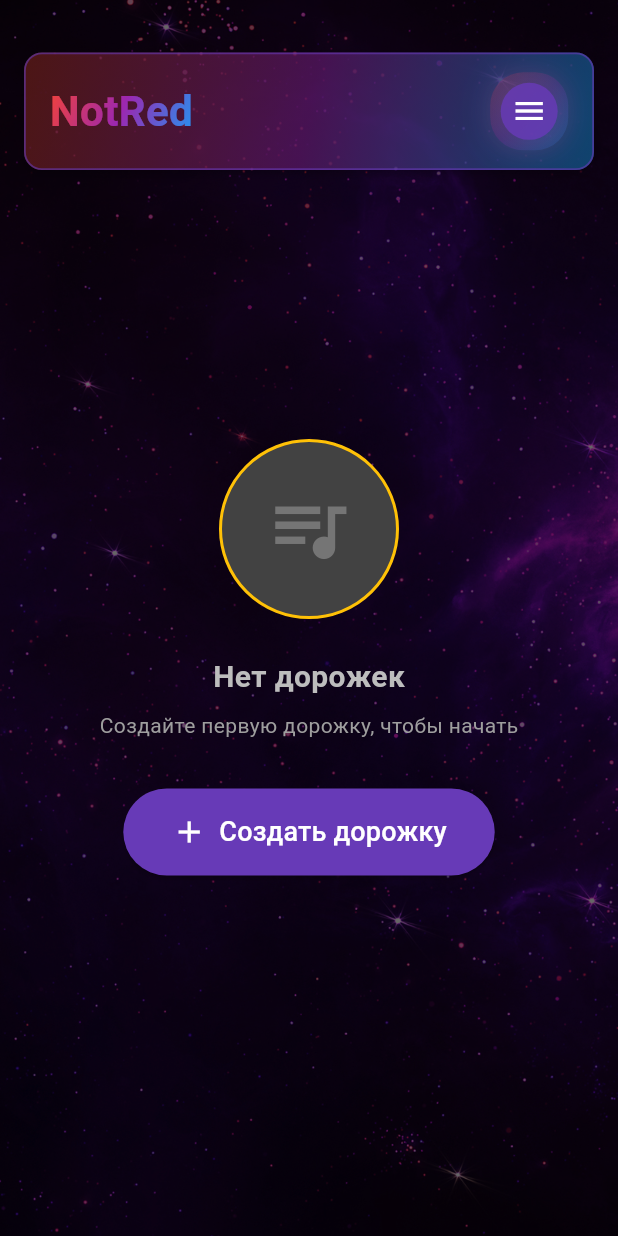
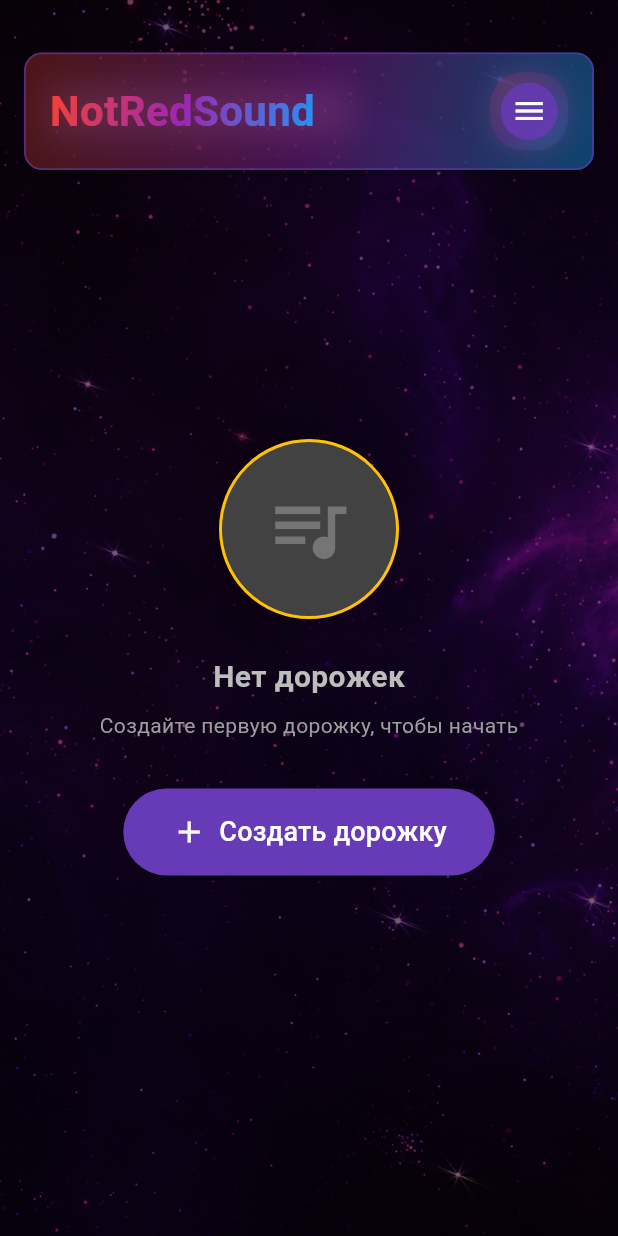
Before and after one commit to Pendulf/NotRedSound, a Flutter app: the screen it shows after launch, on a phone screen of 412 x 824 dp. Run offline on Flutter 3.47's test engine with Material 3 defaults, Android fonts, the phone set to English and light mode, and no system bars; our stand-ins replace permission_handler, share_plus; missing offline and left inert: audio_session, flutter_midi_engine, flutter_sound, midi_util.

Commit message:
decoration

```diff
--- a/lib/core/constants/app_constants.dart
+++ b/lib/core/constants/app_constants.dart
@@ -2,7 +2,10 @@ import 'package:flutter/material.dart';
 
 class AppConstants {
   static int beatsPerBar = 4;
-  static int ticksPerBeat = 4;
+  static int ticksPerBeat = 3;
+
+  static int get rythm3 => ticksPerBeat = 3;
+  static int get rythm4 => ticksPerBeat = 4;
 
   static int bpm = 60;
   static int totalBars = 20;
--- a/lib/core/services/audio_service.dart
+++ b/lib/core/services/audio_service.dart
@@ -76,7 +76,6 @@ class AudioService {
   'Стальная гитара': 25,
   'Джаз-гитара': 26,
   'Чистая гитара': 27,
-  'Приглушённая гитара': 28,
   'Овердрайв гитара': 29,
   'Дисторшн гитара': 30,
 
@@ -158,7 +157,6 @@ static const Map<String, List<String>> instrumentCategories = {
     'Стальная гитара',
     'Джаз-гитара',
     'Чистая гитара',
-    'Приглушённая гитара',
     'Овердрайв гитара',
     'Дисторшн гитара',
   ],
--- a/lib/presentation/home/home_screen.dart
+++ b/lib/presentation/home/home_screen.dart
@@ -30,6 +30,7 @@ class _HomeScreenState extends State<HomeScreen> {
   bool _titlePulseOn = false;
 
   final List<List<Track>> _history = [];
+  final List<List<Track>> _redoHistory = [];
 
   @override
   void initState() {
@@ -98,12 +99,15 @@ class _HomeScreenState extends State<HomeScreen> {
 
   void _pushHistory() {
   _history.add(_cloneTracks(_controller.tracks));
+  _redoHistory.clear();
+
   if (_history.length > 100) {
     _history.removeAt(0);
   }
 }
 
   bool get _canUndo => _history.isNotEmpty && !_controller.isPlaying;
+  bool get _canRedo => _redoHistory.isNotEmpty && !_controller.isPlaying;
 
   void _restoreTracksFromSnapshot(List<Track> snapshot) {
     final repoTracks = _repository.getTracks().cast<Track>();
@@ -117,10 +121,19 @@ class _HomeScreenState extends State<HomeScreen> {
 
   void _undoLastAction() {
   if (!_canUndo) return;
+
+  _redoHistory.add(_cloneTracks(_controller.tracks));
   final snapshot = _history.removeLast();
   _restoreTracksFromSnapshot(snapshot);
 }
 
+void _redoLastAction() {
+  if (!_canRedo) return;
+
+  _history.add(_cloneTracks(_controller.tracks));
+  final snapshot = _redoHistory.removeLast();
+  _restoreTracksFromSnapshot(snapshot);
+}
   void _startTitlePulse() {
     if (_titlePulseTimer != null) return;
 
@@ -700,24 +713,79 @@ class _HomeScreenState extends State<HomeScreen> {
       milliseconds: (60000 / AppConstants.bpm / 2).round(),
     );
 
-    return Stack(
+    return SizedBox(
+      width: 200,
+      height: 40,
+      child: Stack(
         alignment: Alignment.centerLeft,
         children: [
-        AnimatedScale(
-          scale: _controller.isPlaying ? (_titlePulseOn ? 1.12 : 1.0) : 1.0,
+          // Новое анимируемое свечение за надписью
+          IgnorePointer(
+            child: AnimatedScale(
+              scale: _controller.isPlaying ? (_titlePulseOn ? 1.22 : 1.0) : 1.0,
               duration: pulseDuration,
               curve: Curves.easeInOut,
               child: AnimatedOpacity(
-            opacity: _controller.isPlaying ? (_titlePulseOn ? 1.0 : 0.82) : 1.0,
+                opacity:
+                    _controller.isPlaying ? (_titlePulseOn ? 1.0 : 0.72) : 0.82,
                 duration: pulseDuration,
-            child: ShaderMask(
+                child: Container(
+                  width: 200,
+                  height: 30,
+                  decoration: BoxDecoration(
+                    boxShadow: [
+                      BoxShadow(
+                        color: Colors.red.withValues(
+                          alpha: _controller.isPlaying
+                              ? (_titlePulseOn ? 0.28 : 0.16)
+                              : 0.16,
+                        ),
+                        blurRadius: _controller.isPlaying
+                            ? (_titlePulseOn ? 24 : 16)
+                            : 16,
+                        spreadRadius:
+                            _controller.isPlaying ? (_titlePulseOn ? 3 : 1) : 1,
+                      ),
+                      BoxShadow(
+                        color: Colors.purple.withValues(
+                          alpha: _controller.isPlaying
+                              ? (_titlePulseOn ? 0.24 : 0.14)
+                              : 0.14,
+                        ),
+                        blurRadius: _controller.isPlaying
+                            ? (_titlePulseOn ? 30 : 20)
+                            : 20,
+                        spreadRadius:
+                            _controller.isPlaying ? (_titlePulseOn ? 4 : 1) : 1,
+                      ),
+                      BoxShadow(
+                        color: Colors.blue.withValues(
+                          alpha: _controller.isPlaying
+                              ? (_titlePulseOn ? 0.20 : 0.12)
+                              : 0.12,
+                        ),
+                        blurRadius: _controller.isPlaying
+                            ? (_titlePulseOn ? 36 : 24)
+                            : 24,
+                        spreadRadius:
+                            _controller.isPlaying ? (_titlePulseOn ? 5 : 2) : 2,
+                      ),
+                    ],
+                  ),
+                ),
+              ),
+            ),
+          ),
+
+          // Сама надпись больше не масштабируется
+          ShaderMask(
             shaderCallback: (bounds) => const LinearGradient(
               colors: [Colors.red, Colors.purple, Colors.blue],
               begin: Alignment.topLeft,
               end: Alignment.bottomRight,
             ).createShader(bounds),
             child: const Text(
-                'NotRed',
+              'NotRedSound',
               style: TextStyle(
                 fontSize: 28,
                 fontWeight: FontWeight.bold,
@@ -725,9 +793,8 @@ class _HomeScreenState extends State<HomeScreen> {
               ),
             ),
           ),
+        ],
       ),
-        ),
-      ],
     );
   }
 
@@ -837,7 +904,6 @@ class _HomeScreenState extends State<HomeScreen> {
                             begin: Alignment.topLeft,
                             end: Alignment.bottomRight,
                           ),
-
                           boxShadow: [
                             BoxShadow(
                               color: Colors.red.withValues(alpha: 0.10),
@@ -861,12 +927,10 @@ class _HomeScreenState extends State<HomeScreen> {
                           borderRadius: BorderRadius.circular(18),
                           child: InkWell(
                             borderRadius: BorderRadius.circular(18),
-
                             onTap: _showProjectPopup,
                             child: Container(
                               width: 52,
                               height: 52,
-
                               alignment: Alignment.center,
                               child: Stack(
                                 alignment: Alignment.center,
@@ -876,8 +940,8 @@ class _HomeScreenState extends State<HomeScreen> {
                                     height: 38,
                                     decoration: BoxDecoration(
                                       shape: BoxShape.circle,
-                color: Colors.deepPurple.withValues(alpha: 0.82),
-
+                                      color: Colors.deepPurple
+                                          .withValues(alpha: 0.82),
                                     ),
                                   ),
                                   const Icon(
@@ -1097,8 +1161,8 @@ class _HomeScreenState extends State<HomeScreen> {
           ),
           if (hasTracks)
             Positioned(
-              left: 0,
-              right: 0,
+              left: 10,
+              right:10,
               bottom: 20,
               child: Padding(
                 padding: const EdgeInsets.symmetric(
@@ -1107,6 +1171,13 @@ class _HomeScreenState extends State<HomeScreen> {
                 child: Container(
                   padding: const EdgeInsets.symmetric(
                     horizontal: 18,
+                  ),
+                  decoration: BoxDecoration(
+                    boxShadow: [
+                      BoxShadow(
+                          blurRadius: 50,
+                          color: const Color.fromARGB(71, 104, 58, 183)),
+                    ],
                   ),
                   child: Row(
   mainAxisAlignment: MainAxisAlignment.center,
@@ -1131,10 +1202,10 @@ class _HomeScreenState extends State<HomeScreen> {
         ),
       ),
     ),
-                      const SizedBox(width: 60),
+    const SizedBox(width: 45),
     Container(
-                        width: 50,
-                        height: 50,
+      width: 55,
+      height: 55,
       decoration: const BoxDecoration(
         shape: BoxShape.circle,
         color: Colors.deepPurple,
@@ -1149,8 +1220,7 @@ class _HomeScreenState extends State<HomeScreen> {
             return;
           }
 
-                            final hasNotes = _controller.tracks
-                                .any((t) => t.notes.isNotEmpty);
+          final hasNotes = _controller.tracks.any((t) => t.notes.isNotEmpty);
 
           if (!hasNotes) {
             _showSnackBar(
@@ -1166,11 +1236,30 @@ class _HomeScreenState extends State<HomeScreen> {
         padding: EdgeInsets.zero,
         splashRadius: 30,
         icon: Icon(
-                            _controller.isPlaying
-                                ? Icons.stop
-                                : Icons.play_arrow,
+          _controller.isPlaying ? Icons.stop : Icons.play_arrow,
+          size: 25,
+          color: Colors.white,
+        ),
+      ),
+    ),
+    const SizedBox(width: 45),
+    Container(
+      width: 50,
+      height: 50,
+      decoration: const BoxDecoration(
+        shape: BoxShape.circle,
+        color: Colors.deepPurple,
+      ),
+      child: IconButton(
+        onPressed: _canRedo ? _redoLastAction : null,
+        padding: EdgeInsets.zero,
+        splashRadius: 26,
+        icon: Icon(
+          Icons.redo,
           size: 22,
-                            color: Colors.white,
+          color: Colors.white.withValues(
+            alpha: _canRedo ? 1.0 : 0.4,
+          ),
         ),
       ),
     ),
--- a/lib/presentation/piano_roll/piano_roll_screen.dart
+++ b/lib/presentation/piano_roll/piano_roll_screen.dart
@@ -1041,7 +1041,7 @@ class _PianoRollScreenState extends State<PianoRollScreen>
                 ),
               ),
               Text(
-                ' NR',
+                'NRS',
                 style: TextStyle(
                   fontSize: 30,
                   fontWeight: FontWeight.bold,
@@ -1059,7 +1059,7 @@ class _PianoRollScreenState extends State<PianoRollScreen>
                   end: Alignment.bottomRight,
                 ).createShader(bounds),
                 child: const Text(
-                  ' NR',
+                  'NRS',
                   style: TextStyle(
                     fontSize: 30,
                     fontWeight: FontWeight.bold,
@@ -1104,10 +1104,21 @@ class _PianoRollScreenState extends State<PianoRollScreen>
     final notesEnabled = _hasNotes && !_isRecordingVoice;
 
     return SizedBox(
-      height: 72,
+      height: 60,
+
       child: Stack(
+
         alignment: Alignment.center,
+
         children: [
+          Container(decoration: BoxDecoration(
+                    boxShadow: [
+                      BoxShadow(
+                          blurRadius: 50,
+                          color: currentTrack.color.withAlpha(50),
+                      ),
+                    ],),
+          ),
           Row(
             mainAxisAlignment: MainAxisAlignment.center,
             children: [
```
Lines whose indentation alone changed are shown as unchanged.
